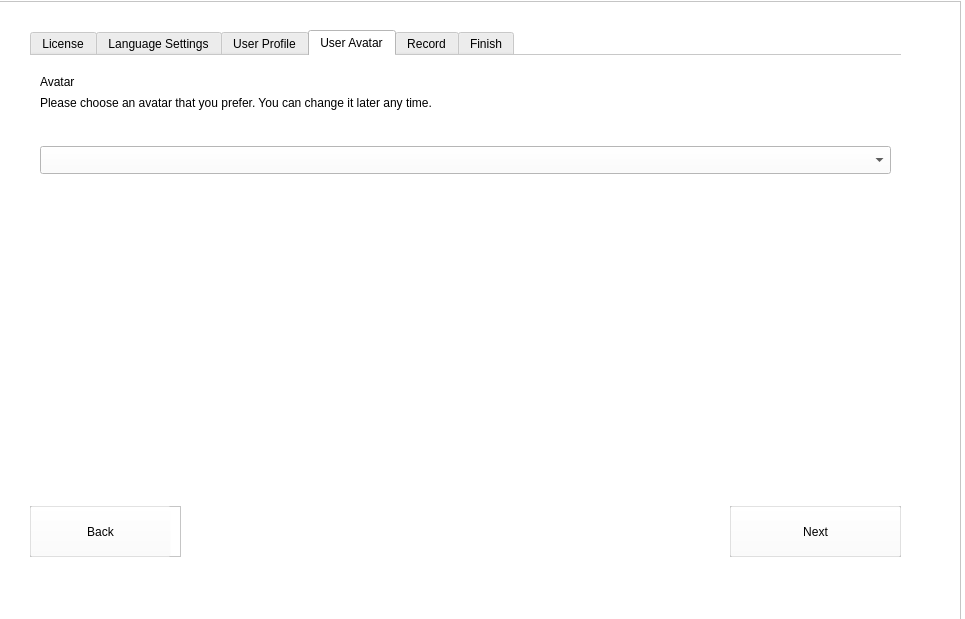
Old version of the form first time run/first_time_run/mainwindow.ui in the repository Marcus-P-114514/Genshin-Wish-Recorder-Offline.
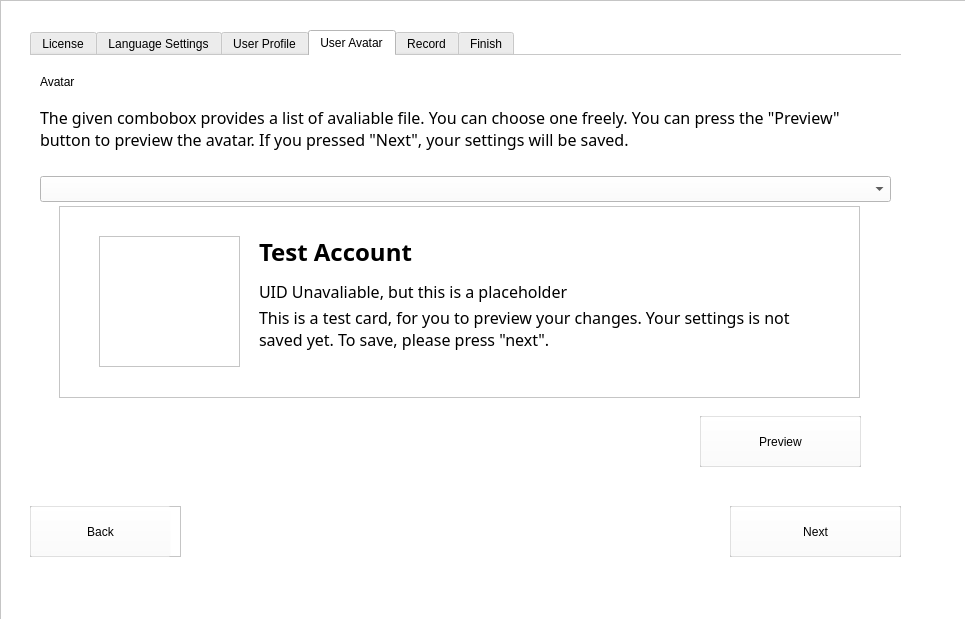
New version of the form. The open tabs and pages were chosen to show the change. Icons and pictures are not drawn.

Commit message: Finished: First-time run wizard

```diff
--- a/first time run/first_time_run/mainwindow.ui
+++ b/first time run/first_time_run/mainwindow.ui
@@ -20,8 +20,8 @@
    <widget class="QGraphicsView" name="background">
     <property name="geometry">
      <rect>
-      <x>-10</x>
-      <y>1</y>
+      <x>0</x>
+      <y>0</y>
       <width>971</width>
       <height>641</height>
      </rect>
@@ -539,42 +539,6 @@
        <string>Avatar</string>
       </property>
      </widget>
-     <widget class="QLabel" name="instruction_7">
-      <property name="geometry">
-       <rect>
-        <x>10</x>
-        <y>40</y>
-        <width>861</width>
-        <height>31</height>
-       </rect>
-      </property>
-      <property name="toolTipDuration">
-       <number>2</number>
-      </property>
-      <property name="styleSheet">
-       <string notr="true">color: rgb(0, 0, 0);
-font: 12pt &quot;思源黑体&quot;;</string>
-      </property>
-      <property name="text">
-       <string>Please choose an avatar that you prefer. You can change it later any time.</string>
-      </property>
-      <property name="alignment">
-       <set>Qt::AlignLeading|Qt::AlignLeft|Qt::AlignTop</set>
-      </property>
-      <property name="wordWrap">
-       <bool>true</bool>
-      </property>
-     </widget>
-     <widget class="QComboBox" name="avatar_picker">
-      <property name="geometry">
-       <rect>
-        <x>10</x>
-        <y>90</y>
-        <width>851</width>
-        <height>28</height>
-       </rect>
-      </property>
-     </widget>
      <widget class="QGraphicsView" name="back_to_page_three_bg">
       <property name="geometry">
        <rect>
@@ -639,6 +603,219 @@
        <string>Next</string>
       </property>
      </widget>
+     <widget class="QLabel" name="avatar_select">
+      <property name="geometry">
+       <rect>
+        <x>110</x>
+        <y>70</y>
+        <width>751</width>
+        <height>31</height>
+       </rect>
+      </property>
+      <property name="toolTipDuration">
+       <number>2</number>
+      </property>
+      <property name="styleSheet">
+       <string notr="true">color: rgb(0, 0, 0);
+font: 12pt &quot;思源黑体&quot;;</string>
+      </property>
+      <property name="text">
+       <string/>
+      </property>
+      <property name="alignment">
+       <set>Qt::AlignLeading|Qt::AlignLeft|Qt::AlignTop</set>
+      </property>
+      <property name="wordWrap">
+       <bool>true</bool>
+      </property>
+     </widget>
+     <widget class="QLabel" name="label_2">
+      <property name="geometry">
+       <rect>
+        <x>10</x>
+        <y>50</y>
+        <width>851</width>
+        <height>61</height>
+       </rect>
+      </property>
+      <property name="font">
+       <font>
+        <family>思源黑体</family>
+        <pointsize>12</pointsize>
+       </font>
+      </property>
+      <property name="styleSheet">
+       <string notr="true">color: rgb(0, 0, 0);</string>
+      </property>
+      <property name="text">
+       <string>The given combobox provides a list of avaliable file. You can choose one freely. You can press the &quot;Preview&quot; button to preview the avatar. If you pressed &quot;Next&quot;, your settings will be saved.</string>
+      </property>
+      <property name="alignment">
+       <set>Qt::AlignLeading|Qt::AlignLeft|Qt::AlignTop</set>
+      </property>
+      <property name="wordWrap">
+       <bool>true</bool>
+      </property>
+     </widget>
+     <widget class="QLabel" name="username">
+      <property name="geometry">
+       <rect>
+        <x>229</x>
+        <y>180</y>
+        <width>551</width>
+        <height>31</height>
+       </rect>
+      </property>
+      <property name="font">
+       <font>
+        <family>思源黑体</family>
+        <pointsize>18</pointsize>
+        <bold>true</bold>
+       </font>
+      </property>
+      <property name="styleSheet">
+       <string notr="true">color: rgb(0, 0, 0);</string>
+      </property>
+      <property name="text">
+       <string>Test Account</string>
+      </property>
+     </widget>
+     <widget class="QGraphicsView" name="graphicsView_3">
+      <property name="geometry">
+       <rect>
+        <x>29</x>
+        <y>150</y>
+        <width>801</width>
+        <height>192</height>
+       </rect>
+      </property>
+      <property name="styleSheet">
+       <string notr="true">border-image: url(:/pictures/resources/avatar_preview_card.png);</string>
+      </property>
+     </widget>
+     <widget class="QLabel" name="uid">
+      <property name="geometry">
+       <rect>
+        <x>229</x>
+        <y>220</y>
+        <width>501</width>
+        <height>31</height>
+       </rect>
+      </property>
+      <property name="font">
+       <font>
+        <family>思源黑体</family>
+        <pointsize>12</pointsize>
+        <bold>false</bold>
+       </font>
+      </property>
+      <property name="styleSheet">
+       <string notr="true">color: rgb(0, 0, 0);</string>
+      </property>
+      <property name="text">
+       <string>UID Unavaliable, but this is a placeholder</string>
+      </property>
+     </widget>
+     <widget class="QLabel" name="sign">
+      <property name="geometry">
+       <rect>
+        <x>229</x>
+        <y>250</y>
+        <width>561</width>
+        <height>61</height>
+       </rect>
+      </property>
+      <property name="font">
+       <font>
+        <family>思源黑体</family>
+        <pointsize>12</pointsize>
+       </font>
+      </property>
+      <property name="styleSheet">
+       <string notr="true">color: rgb(0, 0, 0);</string>
+      </property>
+      <property name="text">
+       <string>This is a test card, for you to preview your changes. Your settings is not saved yet. To save, please press &quot;next&quot;.</string>
+      </property>
+      <property name="alignment">
+       <set>Qt::AlignLeading|Qt::AlignLeft|Qt::AlignTop</set>
+      </property>
+      <property name="wordWrap">
+       <bool>true</bool>
+      </property>
+     </widget>
+     <widget class="QGraphicsView" name="user_avatar_preview">
+      <property name="geometry">
+       <rect>
+        <x>69</x>
+        <y>180</y>
+        <width>141</width>
+        <height>131</height>
+       </rect>
+      </property>
+      <property name="styleSheet">
+       <string notr="true">border-image: url(:/characters/resources/rectangle/unknown_placeholder_256px.png);</string>
+      </property>
+     </widget>
+     <widget class="QGraphicsView" name="preview_avatar_bg">
+      <property name="geometry">
+       <rect>
+        <x>670</x>
+        <y>360</y>
+        <width>161</width>
+        <height>51</height>
+       </rect>
+      </property>
+      <property name="styleSheet">
+       <string notr="true">border-image: url(:/pictures/resources/pushbutton_language.png);</string>
+      </property>
+     </widget>
+     <widget class="QPushButton" name="preview_avatar">
+      <property name="geometry">
+       <rect>
+        <x>670</x>
+        <y>360</y>
+        <width>161</width>
+        <height>51</height>
+       </rect>
+      </property>
+      <property name="styleSheet">
+       <string notr="true">color: rgb(0, 0, 0);
+font: 12pt &quot;思源黑体&quot;;
+background-color: rgba(255, 255, 255, 0);</string>
+      </property>
+      <property name="text">
+       <string>Preview</string>
+      </property>
+     </widget>
+     <widget class="QComboBox" name="avatar_selecter">
+      <property name="geometry">
+       <rect>
+        <x>10</x>
+        <y>120</y>
+        <width>851</width>
+        <height>26</height>
+       </rect>
+      </property>
+      <property name="styleSheet">
+       <string notr="true">font: 12pt &quot;Consolas&quot;;</string>
+      </property>
+     </widget>
+     <zorder>graphicsView_3</zorder>
+     <zorder>uid</zorder>
+     <zorder>sign</zorder>
+     <zorder>title_4</zorder>
+     <zorder>back_to_page_three_bg</zorder>
+     <zorder>previous_page_from_page_four_button</zorder>
+     <zorder>next_from_page_four</zorder>
+     <zorder>next_page_from_page_four_button</zorder>
+     <zorder>avatar_select</zorder>
+     <zorder>label_2</zorder>
+     <zorder>username</zorder>
+     <zorder>user_avatar_preview</zorder>
+     <zorder>preview_avatar_bg</zorder>
+     <zorder>preview_avatar</zorder>
+     <zorder>avatar_selecter</zorder>
     </widget>
     <widget class="QWidget" name="tab_5">
      <attribute name="title">
```
Left out of the diff: 4 changed lines with no effect on the pictures. The commit also changes 146 other files.
